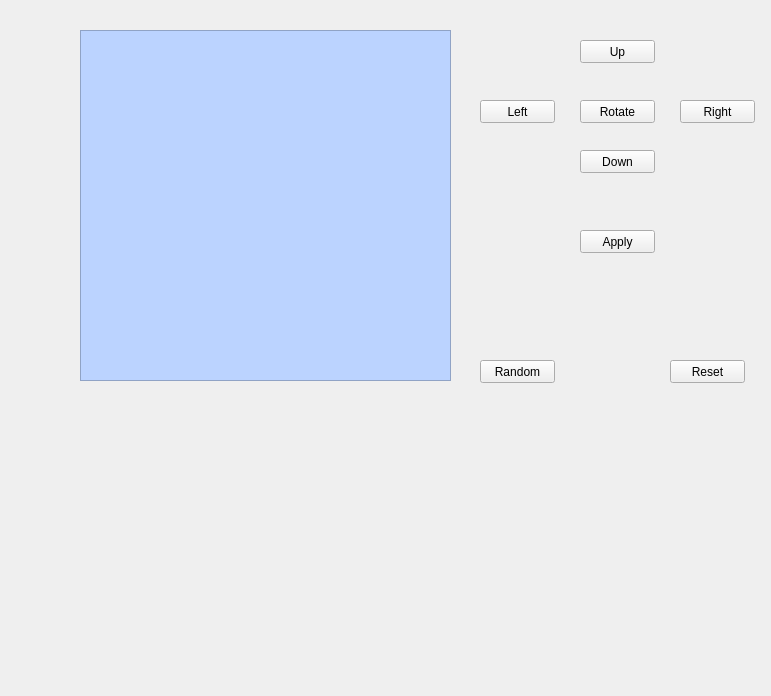
kostichs/battleship, file developing/multiwindows/ShipGenerationWindow.ui: the form before one commit.
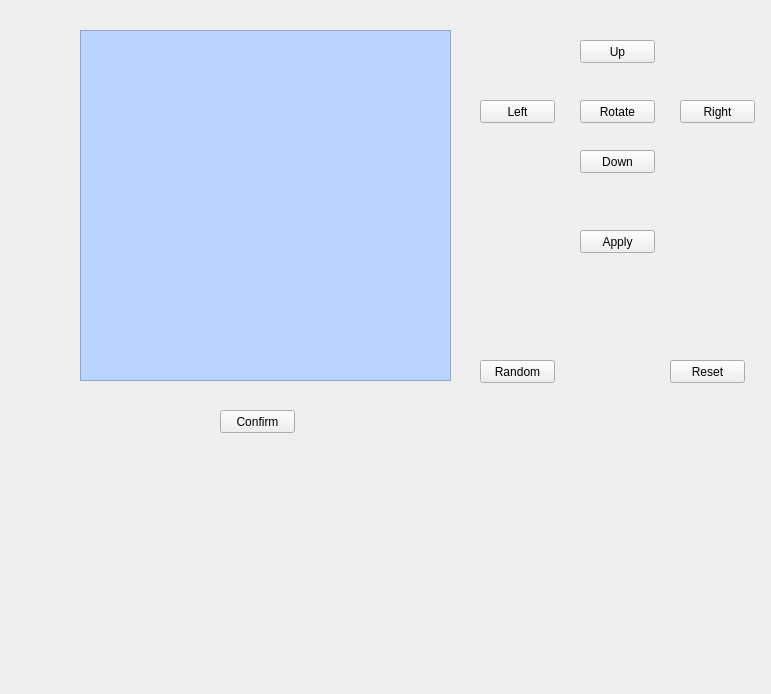
The form after the commit.

Commit message: Added third window and moving coordinates

The edit to the form file:
```diff
--- a/developing/multiwindows/ShipGenerationWindow.ui
+++ b/developing/multiwindows/ShipGenerationWindow.ui
@@ -7,7 +7,7 @@
     <x>0</x>
     <y>0</y>
     <width>771</width>
-    <height>696</height>
+    <height>694</height>
    </rect>
   </property>
   <property name="windowTitle">
@@ -146,6 +146,19 @@
     <string>Random</string>
    </property>
   </widget>
+  <widget class="QPushButton" name="confirm_btn">
+   <property name="geometry">
+    <rect>
+     <x>220</x>
+     <y>410</y>
+     <width>75</width>
+     <height>23</height>
+    </rect>
+   </property>
+   <property name="text">
+    <string>Confirm</string>
+   </property>
+  </widget>
  </widget>
  <resources/>
  <connections/>
```
The commit also changes 2 other files.
